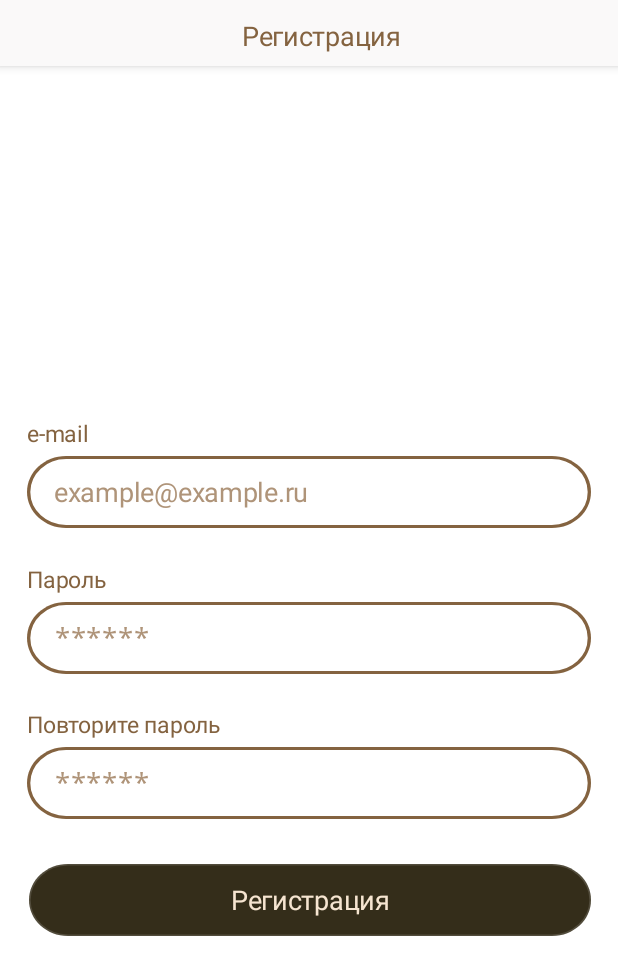
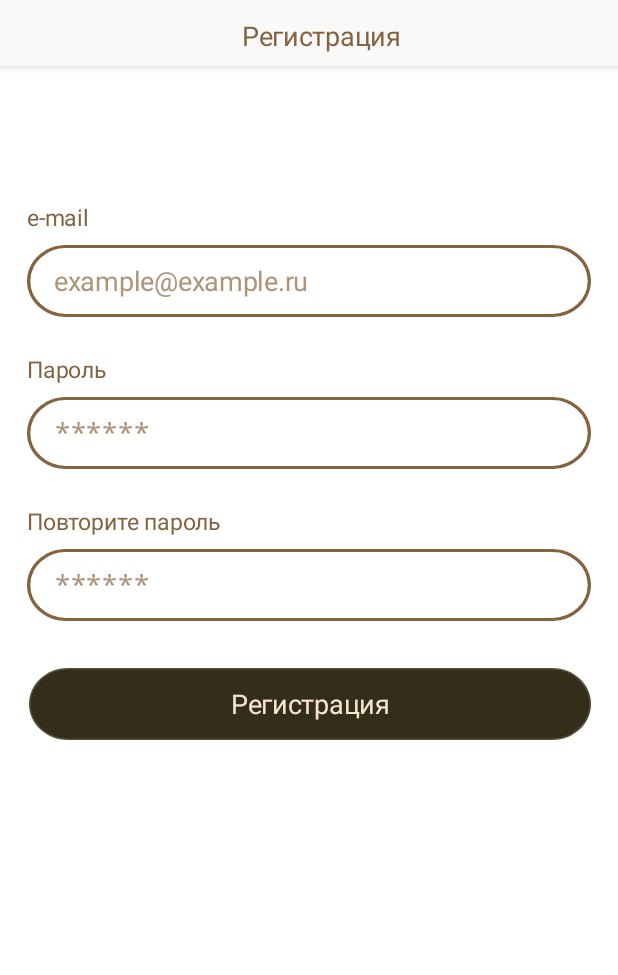
Before and after one commit to Garfild63/Coffee, an Android app: the screen it shows after launch (MainActivity), on a phone screen of 412 x 824 dp. Shown: the top 975 px of the screen. Run offline under Robolectric (Android 15) with nearby library versions, the phone set to English and light mode, and no system bars; libraries missing offline, so code that uses them is left out: com.yandex.mapkit; 2 statements that could not run were skipped.

Commit message:
Some fixes

```diff
--- a/app/src/main/res/layout/adapter_item.xml
+++ b/app/src/main/res/layout/adapter_item.xml
@@ -12,7 +12,6 @@
         android:layout_height="wrap_content"
         android:layout_marginStart="10dp"
         android:layout_marginTop="14dp"
-        android:gravity="top"
         android:text="@string/bedoev"
         android:textAppearance="@style/text"
         tools:ignore="TextContrastCheck" />
@@ -23,7 +22,6 @@
         android:layout_height="wrap_content"
         android:layout_marginStart="10dp"
         android:layout_marginTop="41dp"
-        android:gravity="top"
         android:text="@string/km"
         android:textAppearance="@style/example"
         tools:ignore="TextContrastCheck" />
--- a/app/src/main/res/layout/adapter_menu_item.xml
+++ b/app/src/main/res/layout/adapter_menu_item.xml
@@ -20,7 +20,6 @@
         android:layout_height="wrap_content"
         android:layout_marginStart="11dp"
         android:layout_marginTop="147dp"
-        android:gravity="top"
         android:text="@string/espresso"
         android:textAppearance="@style/some_id"
         tools:ignore="TextContrastCheck" />
@@ -31,7 +30,6 @@
         android:layout_height="wrap_content"
         android:layout_marginStart="11dp"
         android:layout_marginTop="177dp"
-        android:gravity="top"
         android:text="@string/rur"
         android:textAppearance="@style/some_id_2" />
 
@@ -49,7 +47,6 @@
         android:layout_height="wrap_content"
         android:layout_marginStart="117dp"
         android:layout_marginTop="177dp"
-        android:gravity="top"
         android:text="@string/zero"
         android:textAppearance="@style/some_id_2" />
 
--- a/app/src/main/res/layout/adapter_order_item.xml
+++ b/app/src/main/res/layout/adapter_order_item.xml
@@ -12,7 +12,6 @@
         android:layout_height="wrap_content"
         android:layout_marginStart="10dp"
         android:layout_marginTop="14dp"
-        android:gravity="top"
         android:text="@string/espresso"
         android:textAppearance="@style/text"
         tools:ignore="TextContrastCheck" />
@@ -23,7 +22,6 @@
         android:layout_height="wrap_content"
         android:layout_marginStart="10dp"
         android:layout_marginTop="41dp"
-        android:gravity="top"
         android:text="@string/rur"
         android:textAppearance="@style/example_2"
         tools:ignore="TextContrastCheck" />
@@ -34,7 +32,7 @@
         android:layout_height="2dp"
         android:layout_marginStart="269dp"
         android:layout_marginTop="36dp"
-        android:background="@drawable/minus_2" />
+		android:background="@drawable/minus_2" />
 
     <TextView
         android:id="@+id/textViewNumber"
@@ -42,7 +40,6 @@
         android:layout_height="wrap_content"
         android:layout_marginStart="296dp"
         android:layout_marginTop="27dp"
-        android:gravity="top"
         android:text="@string/zero"
         android:textAppearance="@style/some_id_3" />
 
--- a/app/src/main/res/layout/fragment_registration.xml
+++ b/app/src/main/res/layout/fragment_registration.xml
@@ -1,9 +1,10 @@
 <?xml version="1.0" encoding="utf-8"?>
-<androidx.coordinatorlayout.widget.CoordinatorLayout
+<LinearLayout
     xmlns:android="http://schemas.android.com/apk/res/android"
     xmlns:tools="http://schemas.android.com/tools"
     android:layout_width="match_parent"
-    android:layout_height="match_parent">
+    android:layout_height="match_parent"
+	android:orientation="vertical">
 
     <com.google.android.material.appbar.AppBarLayout
         android:layout_width="match_parent"
@@ -35,25 +36,21 @@
 
     </com.google.android.material.appbar.AppBarLayout>
 
-    <ScrollView
-        android:id="@+id/scrollView"
+	<Space
 		android:layout_width="match_parent"
-        android:layout_height="match_parent">
-
-        <RelativeLayout
-            android:id="@+id/some_id"
-            android:layout_width="match_parent"
-            android:layout_height="812dp">
+		android:layout_height="90dp" />
 
 	<TextView
 		android:id="@+id/textViewEmail"
 		android:layout_width="wrap_content"
 		android:layout_height="wrap_content"
-                android:layout_marginTop="278dp"
 		android:layout_marginStart="18dp"
 		android:text="@string/email"
-                android:textAppearance="@style/smallText"
-                android:gravity="top" />
+		android:textAppearance="@style/smallText" />
+
+	<Space
+		android:layout_width="match_parent"
+		android:layout_height="8dp" />
 
 	<EditText
 		android:id="@+id/editTextEmail"
@@ -61,7 +58,6 @@
 		android:layout_height="48dp"
 		android:layout_marginEnd="18dp"
 		android:layout_marginStart="18dp"
-                android:layout_marginTop="304dp"
 		android:background="@drawable/rectangle"
 		android:hint="@string/example"
 		android:inputType="textEmailAddress"
@@ -71,15 +67,21 @@
 		android:textColorHint="#AF9479"
 		tools:ignore="Autofill" />
 
+	<Space
+		android:layout_width="match_parent"
+		android:layout_height="24dp" />
+
 	<TextView
 		android:id="@+id/textViewPassword"
 		android:layout_width="wrap_content"
 		android:layout_height="wrap_content"
-                android:layout_marginTop="375dp"
 		android:layout_marginStart="18dp"
 		android:text="@string/password"
-                android:textAppearance="@style/smallText"
-                android:gravity="top" />
+		android:textAppearance="@style/smallText" />
+
+	<Space
+		android:layout_width="match_parent"
+		android:layout_height="8dp" />
 
 	<EditText
 		android:id="@+id/editTextPassword"
@@ -87,7 +89,6 @@
 		android:layout_height="48dp"
 		android:layout_marginEnd="18dp"
 		android:layout_marginStart="18dp"
-                android:layout_marginTop="401dp"
 		android:background="@drawable/rectangle"
 		android:hint="@string/asterisks"
 		android:inputType="textPassword"
@@ -97,15 +98,21 @@
 		android:textColorHint="#AF9479"
 		tools:ignore="Autofill,DuplicateSpeakableTextCheck" />
 
+	<Space
+		android:layout_width="match_parent"
+		android:layout_height="24dp" />
+
 	<TextView
 		android:id="@+id/textViewRepeatPassword"
 		android:layout_width="wrap_content"
 		android:layout_height="wrap_content"
-                android:layout_marginTop="472dp"
 		android:layout_marginStart="18dp"
 		android:text="@string/repeatPassword"
-                android:textAppearance="@style/smallText"
-                android:gravity="top" />
+		android:textAppearance="@style/smallText" />
+
+	<Space
+		android:layout_width="match_parent"
+		android:layout_height="8dp" />
 
 	<EditText
 		android:id="@+id/editTextRepeatPassword"
@@ -113,7 +120,6 @@
 		android:layout_height="48dp"
 		android:layout_marginEnd="18dp"
 		android:layout_marginStart="18dp"
-                android:layout_marginTop="498dp"
 		android:background="@drawable/rectangle"
 		android:hint="@string/asterisks"
 		android:inputType="textPassword"
@@ -123,20 +129,20 @@
 		android:textColorHint="#AF9479"
 		tools:ignore="Autofill" />
 
+	<Space
+		android:layout_width="match_parent"
+		android:layout_height="31dp" />
+
 	<Button
 		android:id="@+id/buttonRegistration"
 		android:layout_width="match_parent"
 		android:layout_height="48dp"
 		android:layout_marginEnd="18dp"
 		android:layout_marginStart="19dp"
-                android:layout_marginTop="576dp"
 		android:background="@drawable/fill_rectangle"
 		android:text="@string/registration"
 		android:textAppearance="@style/button"
 		android:theme="@style/button"
 		tools:ignore="DuplicateSpeakableTextCheck" />
 
-
-        </RelativeLayout>
-    </ScrollView>
-</androidx.coordinatorlayout.widget.CoordinatorLayout>
+</LinearLayout>
```
Also changed, not shown: app/src/main/java/com/garfild63/coffee/MenuFragment.java (+6 -7 lines), app/src/main/res/layout/fragment_list.xml (+17 -18 lines), app/src/main/res/layout/fragment_login.xml (+24 -23 lines), app/src/main/res/layout/fragment_map.xml (+6 -12 lines), app/src/main/res/layout/fragment_menu.xml (+21 -21 lines), app/src/main/res/layout/fragment_payment.xml (+21 -19 lines). Lines whose indentation alone changed are shown as unchanged.
